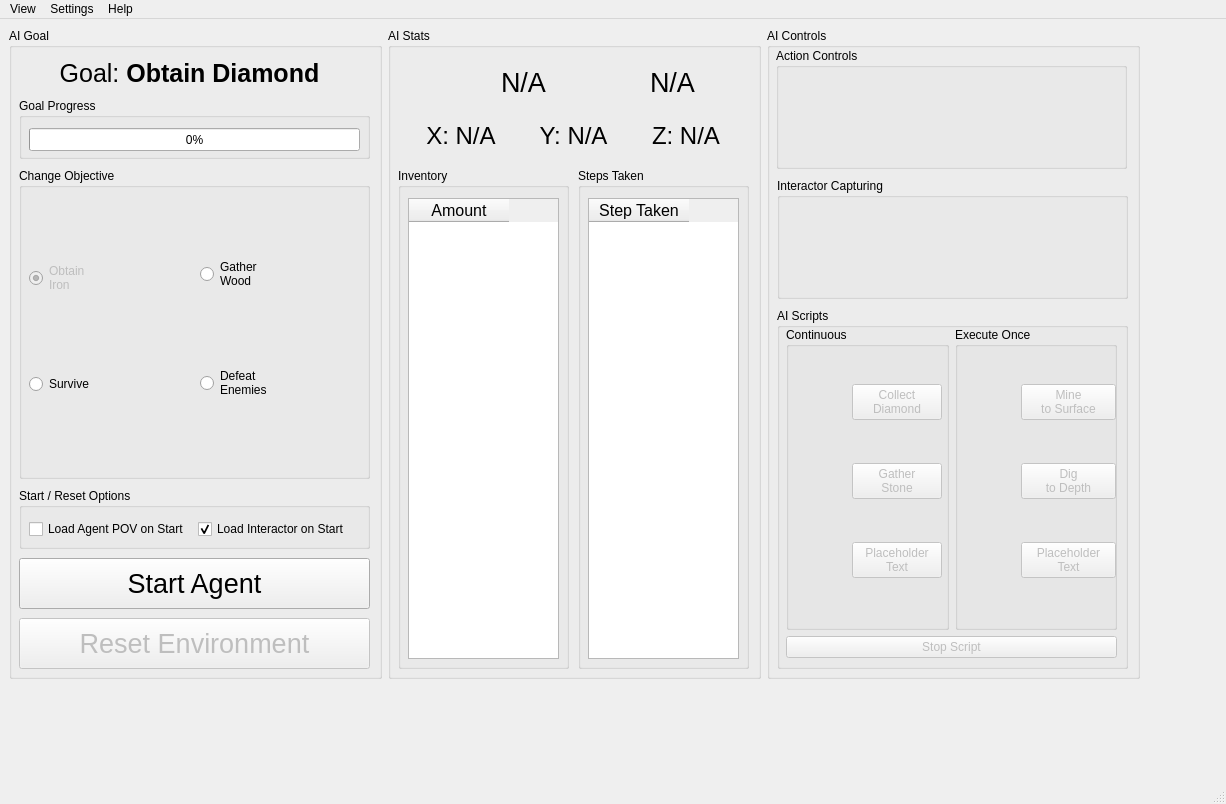
This is src/GUI/ML4MC.ui in lincolnschick/ML4MC as Qt 5 draws it before an edit. The edited form follows.
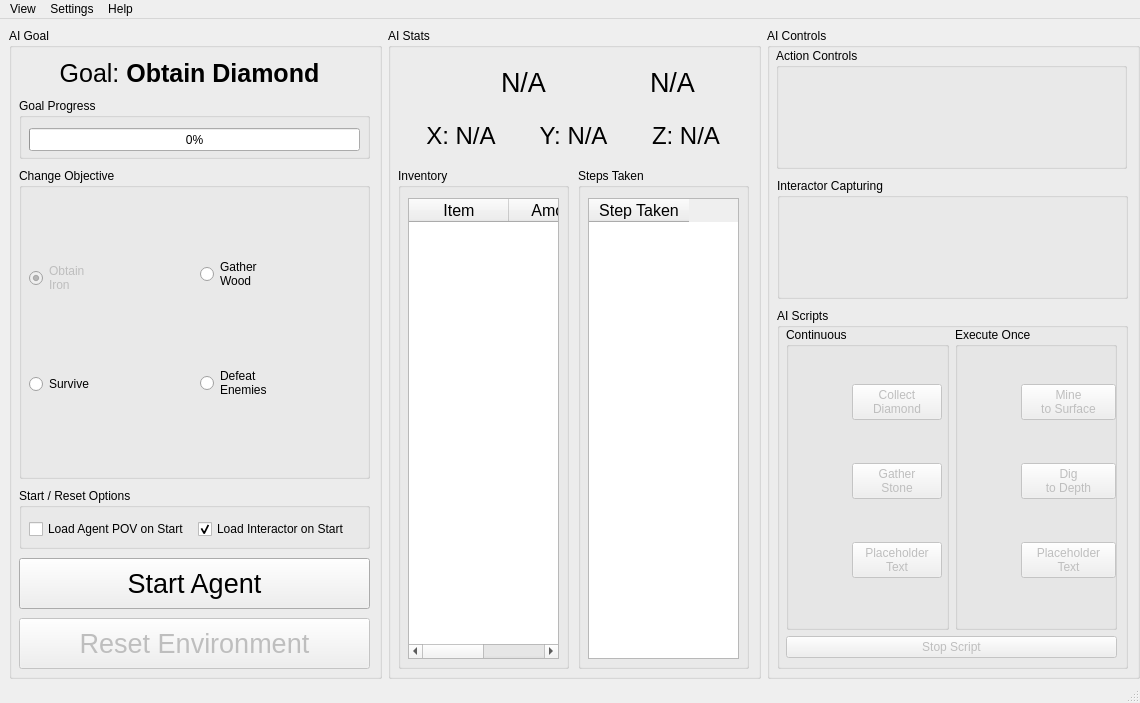
This is the edited form. Icons and pictures are not drawn.

```diff
--- a/src/GUI/ML4MC.ui
+++ b/src/GUI/ML4MC.ui
@@ -7,8 +7,8 @@
    <rect>
     <x>0</x>
     <y>0</y>
-    <width>1226</width>
-    <height>804</height>
+    <width>1140</width>
+    <height>703</height>
    </rect>
   </property>
   <property name="windowTitle">
@@ -490,6 +490,11 @@
            <attribute name="horizontalHeaderCascadingSectionResizes">
             <bool>false</bool>
            </attribute>
+           <column>
+            <property name="text">
+             <string>Item</string>
+            </property>
+           </column>
            <column>
             <property name="text">
              <string>Amount</string>
@@ -1035,7 +1040,7 @@
     <rect>
      <x>0</x>
      <y>0</y>
-     <width>1226</width>
+     <width>1140</width>
      <height>22</height>
     </rect>
    </property>
```
